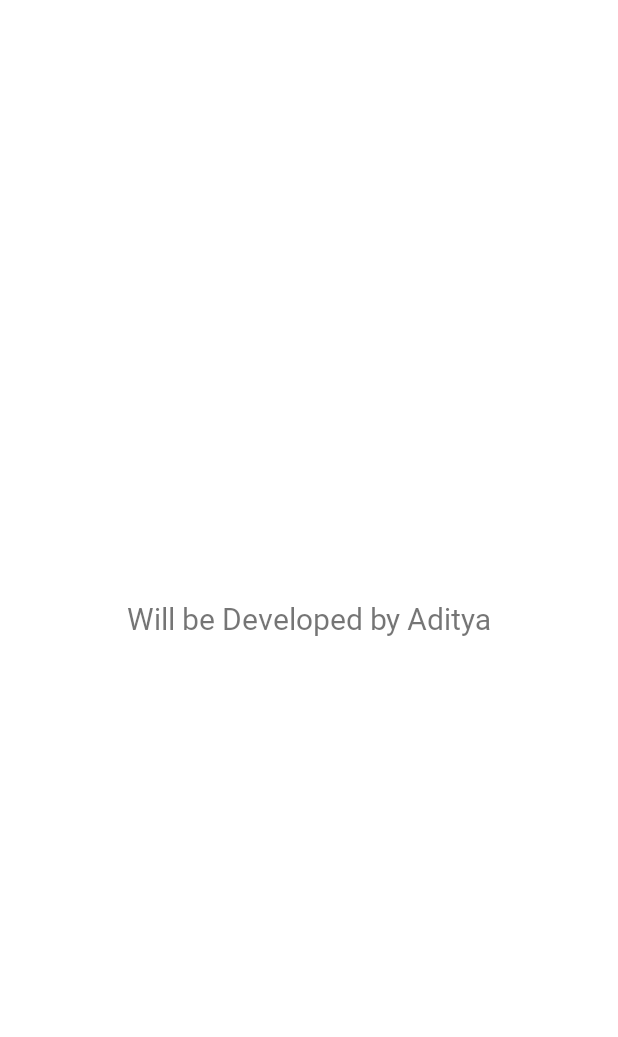
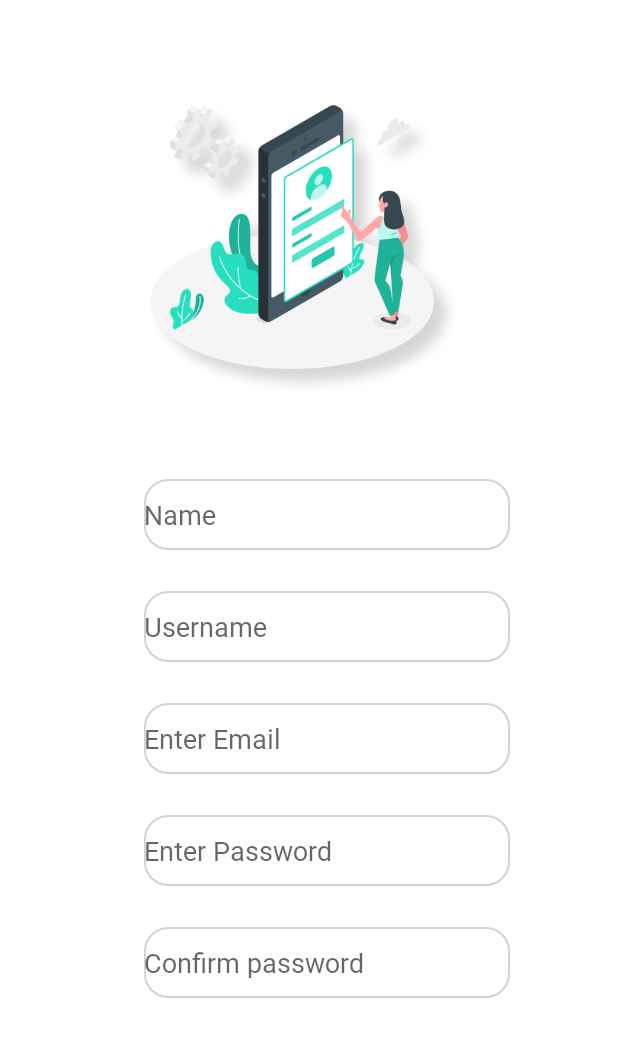
Before and after one commit to isahilgupta1306/floxum_mobile, an Android app: the new_signup_page screen opened directly, with no data from a screen before it, on a phone screen of 412 x 824 dp. Shown: the top 1037 px of the screen. Run offline under Robolectric (Android 15) with nearby library versions, the phone set to English and light mode, and no system bars.

Commit message:
14/10/20-Sign Up Page

```diff
--- a/app/src/main/AndroidManifest.xml
+++ b/app/src/main/AndroidManifest.xml
@@ -9,7 +9,9 @@
         android:roundIcon="@mipmap/ic_launcher_round"
         android:supportsRtl="true"
         android:theme="@style/AppTheme">
-        <activity android:name=".new_signup_page"></activity>
+        <activity android:name=".new_signup_page"
+                  android:windowSoftInputMode="stateHidden|adjustResize">
+        </activity>
         <activity android:name=".newLoginPage" />
         <activity android:name=".LoginActivity" />
         <activity android:name=".IntroductoryActivity">
--- a/app/src/main/java/com/artopher/floxum/newLoginPage.java
+++ b/app/src/main/java/com/artopher/floxum/newLoginPage.java
@@ -43,6 +43,7 @@ public class newLoginPage extends AppCompatActivity {
             @Override
             public void onClick(View v) {
                 Intent i = new Intent(getApplicationContext(), new_signup_page.class);
+                startActivity(i);
             }
         });
 
--- a/app/src/main/java/com/artopher/floxum/new_signup_page.java
+++ b/app/src/main/java/com/artopher/floxum/new_signup_page.java
@@ -11,6 +11,6 @@ public class new_signup_page extends AppCompatActivity {
     protected void onCreate(Bundle savedInstanceState) {
         super.onCreate(savedInstanceState);
         setContentView(R.layout.activity_new_signup_page);
-        textView=(TextView)findViewById(R.id.textView);
+
     }
 }
--- a/app/src/main/res/layout/activity_new_signup_page.xml
+++ b/app/src/main/res/layout/activity_new_signup_page.xml
@@ -1,20 +1,105 @@
-<?xml version="1.0" encoding="utf-8"?>
-<androidx.constraintlayout.widget.ConstraintLayout xmlns:android="http://schemas.android.com/apk/res/android"
+<ScrollView xmlns:android="http://schemas.android.com/apk/res/android"
     xmlns:app="http://schemas.android.com/apk/res-auto"
     xmlns:tools="http://schemas.android.com/tools"
     android:layout_width="match_parent"
     android:layout_height="match_parent"
-    tools:context=".new_signup_page">
+    android:fillViewport="true"
+    tools:layout_editor_absoluteX="0dp"
+    tools:layout_editor_absoluteY="0dp">
 
-    <TextView
-        android:id="@+id/textView"
-        android:layout_width="wrap_content"
-        android:layout_height="wrap_content"
-        android:text="Will be Developed by Aditya"
-        android:textAlignment="center"
-        android:textSize="20dp"
-        app:layout_constraintBottom_toBottomOf="parent"
-        app:layout_constraintEnd_toEndOf="parent"
-        app:layout_constraintStart_toStartOf="parent"
-        app:layout_constraintTop_toTopOf="parent" />
-</androidx.constraintlayout.widget.ConstraintLayout>
+    <RelativeLayout
+        android:id="@+id/constraintLayout"
+        android:layout_width="match_parent"
+        android:layout_height="wrap_content">
+
+        <ImageView
+            android:id="@+id/imageView5"
+            android:layout_width="269dp"
+            android:layout_height="238dp"
+            android:layout_alignParentStart="true"
+            android:layout_alignParentTop="true"
+            android:layout_alignParentEnd="true"
+            android:layout_marginStart="96dp"
+            android:layout_marginTop="47dp"
+            android:layout_marginEnd="102dp"
+            app:srcCompat="@drawable/login_girl" />
+
+        <EditText
+            android:id="@+id/editTextTextPersonName8"
+            android:layout_width="339dp"
+            android:layout_height="47dp"
+            android:layout_below="@+id/imageView5"
+            android:layout_alignStart="@+id/imageView5"
+            android:layout_alignParentEnd="true"
+            android:layout_marginStart="0dp"
+            android:layout_marginTop="34dp"
+            android:layout_marginEnd="72dp"
+            android:background="@drawable/edit_text_bg"
+            android:ems="10"
+            android:hint="Name"
+            android:inputType="textPersonName" />
+
+        <EditText
+            android:id="@+id/editTextTextPersonName10"
+            android:layout_width="339dp"
+            android:layout_height="47dp"
+            android:layout_below="@+id/editTextTextPersonName8"
+            android:layout_alignStart="@+id/editTextTextPersonName8"
+            android:layout_alignParentEnd="true"
+            android:layout_marginStart="0dp"
+            android:layout_marginTop="27dp"
+            android:layout_marginEnd="72dp"
+            android:background="@drawable/edit_text_bg"
+            android:ems="10"
+            android:hint="Username"
+            android:inputType="textPersonName" />
+
+        <EditText
+            android:id="@+id/editTextTextPersonName11"
+            android:layout_width="339dp"
+            android:layout_height="47dp"
+            android:layout_below="@+id/editTextTextPersonName10"
+            android:layout_alignStart="@+id/editTextTextPersonName10"
+            android:layout_alignParentEnd="true"
+            android:layout_marginStart="0dp"
+            android:layout_marginTop="27dp"
+            android:layout_marginEnd="72dp"
+            android:background="@drawable/edit_text_bg"
+            android:ems="10"
+            android:hint="Enter Email"
+            android:inputType="textPersonName" />
+
+        <EditText
+            android:id="@+id/editTextTextPassword5"
+            android:layout_width="339dp"
+            android:layout_height="47dp"
+            android:layout_below="@+id/editTextTextPersonName11"
+            android:layout_alignStart="@+id/editTextTextPersonName11"
+            android:layout_alignParentEnd="true"
+            android:layout_marginStart="0dp"
+            android:layout_marginTop="27dp"
+            android:layout_marginEnd="72dp"
+            android:background="@drawable/edit_text_bg"
+            android:ems="10"
+            android:hint="Enter Password"
+            android:inputType="textPassword" />
+
+        <EditText
+            android:id="@+id/editTextTextPassword6"
+            android:layout_width="339dp"
+            android:layout_height="47dp"
+            android:layout_below="@+id/editTextTextPassword5"
+            android:layout_alignStart="@+id/editTextTextPassword5"
+            android:layout_alignParentEnd="true"
+            android:layout_marginStart="0dp"
+            android:layout_marginTop="27dp"
+            android:layout_marginEnd="72dp"
+            android:background="@drawable/edit_text_bg"
+            android:ems="10"
+            android:hint="Confirm password"
+            android:inputType="textPassword" />
+
+    </RelativeLayout>
+
+
+</ScrollView>
```
